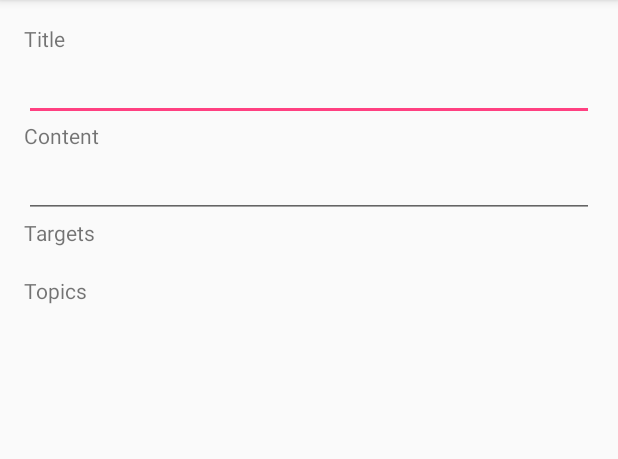
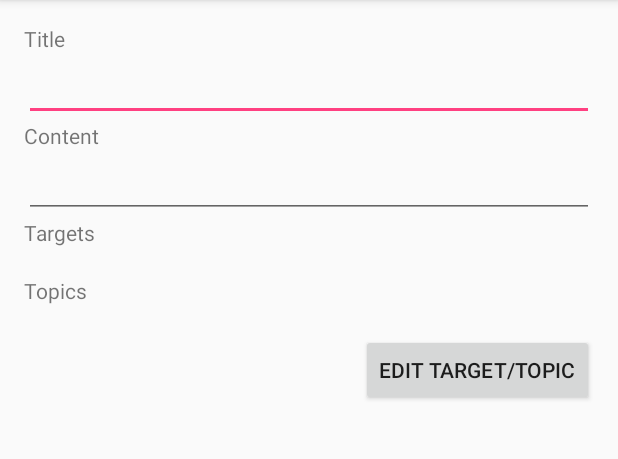
Before and after one commit to IsaacKhor/hermes-android, an Android app: the screen it shows after launch (AddNotifActivity), on a phone screen of 412 x 824 dp, the part 84-543 px from its top. Run offline under Robolectric (Android 15) with nearby library versions, the phone set to English and light mode, and no system bars; libraries missing offline, so code that uses them is left out: nl.komponents.kovenant.

Commit message:
Add a (unimplemented) modify target/topic btn to add_notif

```diff
--- a/app/src/main/res/layout/activity_add_notif.xml
+++ b/app/src/main/res/layout/activity_add_notif.xml
@@ -25,7 +25,7 @@
         android:layout_width="match_parent"
         android:layout_height="match_parent">
 
-        <LinearLayout
+        <RelativeLayout
             android:orientation="vertical"
             android:layout_margin="16dp"
             android:layout_width="match_parent"
@@ -41,6 +41,7 @@
 
             <EditText
                 android:id="@+id/add_edit_title"
+                android:layout_below="@id/add_label_title"
                 android:layout_width="match_parent"
                 android:layout_height="wrap_content"
                 android:ems="10"
@@ -52,6 +53,7 @@
 
             <TextView
                 android:id="@+id/add_label_content"
+                android:layout_below="@id/add_edit_title"
                 android:layout_width="match_parent"
                 android:layout_height="wrap_content"
                 android:labelFor="@+id/content_text"
@@ -60,6 +62,7 @@
 
             <EditText
                 android:id="@+id/add_edit_content"
+                android:layout_below="@id/add_label_content"
                 android:layout_width="match_parent"
                 android:layout_height="wrap_content"
                 android:ems="10"
@@ -72,6 +75,7 @@
 
             <TextView
                 android:id="@+id/add_label_targets"
+                android:layout_below="@id/add_edit_content"
                 android:layout_width="match_parent"
                 android:layout_height="wrap_content"
                 android:text="@string/label_targets"
@@ -79,12 +83,14 @@
 
             <TextView
                 android:id="@+id/add_edit_targets"
+                android:layout_below="@id/add_label_targets"
                 android:layout_width="match_parent"
                 android:layout_height="wrap_content"
                 android:text="" />
 
             <TextView
-                android:id="@+id/add_label_groups"
+                android:id="@+id/add_label_topics"
+                android:layout_below="@id/add_edit_targets"
                 android:layout_width="match_parent"
                 android:layout_height="wrap_content"
                 android:text="@string/label_topics"
@@ -92,9 +98,18 @@
 
             <TextView
                 android:id="@+id/add_edit_topics"
+                android:layout_below="@id/add_label_topics"
                 android:layout_width="match_parent"
                 android:layout_height="wrap_content"
                 android:text="" />
-        </LinearLayout>
+
+            <Button
+                android:id="@+id/add_btn_taget_group"
+                android:layout_below="@id/add_edit_topics"
+                android:layout_alignParentEnd="true"
+                android:layout_width="wrap_content"
+                android:layout_height="wrap_content"
+                android:text="@string/edit_target_topic" />
+        </RelativeLayout>
     </ScrollView>
 </LinearLayout>
--- a/app/src/main/res/values/strings.xml
+++ b/app/src/main/res/values/strings.xml
@@ -7,4 +7,5 @@
     <string name="label_targets">Targets</string>
     <string name="label_topics">Topics</string>
     <string name="menu_add_confirm">Add</string>
+    <string name="edit_target_topic">Edit Target/Topic</string>
 </resources>
```
